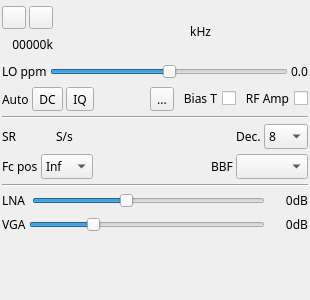
The window that plugins/samplesource/hackrfinput/hackrfinputgui.ui (f4exb/sdrangel) describes before a commit, drawn with Qt 5.
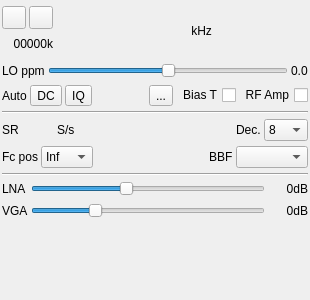
The same window after the commit. Icons and pictures are not drawn. Custom widgets are drawn as their Qt base class.

Commit message: Sample source plugins: use liberation font

Patch:
```diff
--- a/plugins/samplesource/hackrfinput/hackrfinputgui.ui
+++ b/plugins/samplesource/hackrfinput/hackrfinputgui.ui
@@ -24,7 +24,7 @@
   </property>
   <property name="font">
    <font>
-    <family>Sans Serif</family>
+    <family>Liberation Sans</family>
     <pointsize>9</pointsize>
    </font>
   </property>
@@ -132,7 +132,7 @@
        </property>
        <property name="font">
         <font>
-         <family>DejaVu Sans Mono</family>
+         <family>Liberation Mono</family>
          <pointsize>20</pointsize>
         </font>
        </property>
@@ -355,7 +355,7 @@
        </property>
        <property name="font">
         <font>
-         <family>DejaVu Sans Mono</family>
+         <family>Liberation Mono</family>
          <pointsize>12</pointsize>
         </font>
        </property>
```
The commit also changes 15 other files.
